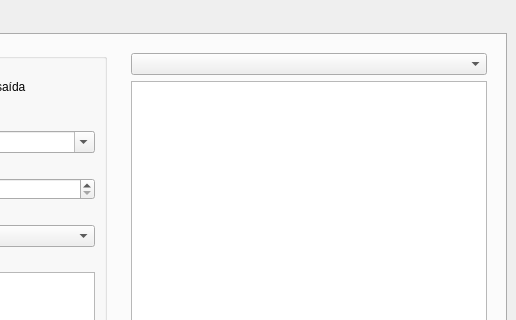
The window that resources/uiFiles/Matriculas.ui (iagoofelipe/Unit-controle-financeiro) describes before a commit, drawn with Qt 5; both pictures show x 384 to 900 and y 0 to 320 of the 900 by 700 pixel window.
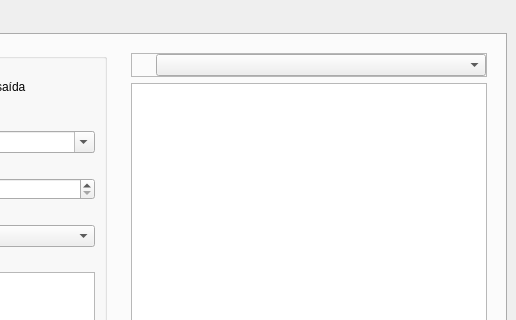
The same window after the commit. Icons and pictures are not drawn.

The edit to the form file:
```diff
--- a/resources/uiFiles/Matriculas.ui
+++ b/resources/uiFiles/Matriculas.ui
@@ -297,7 +297,55 @@
             <widget class="QWidget" name="widget_8" native="true">
              <layout class="QVBoxLayout" name="verticalLayout_4">
               <item>
-               <widget class="QComboBox" name="reg_mes_filtro"/>
+               <widget class="QFrame" name="frame_2">
+                <property name="frameShape">
+                 <enum>QFrame::StyledPanel</enum>
+                </property>
+                <property name="frameShadow">
+                 <enum>QFrame::Raised</enum>
+                </property>
+                <layout class="QHBoxLayout" name="horizontalLayout_2">
+                 <property name="spacing">
+                  <number>5</number>
+                 </property>
+                 <property name="leftMargin">
+                  <number>0</number>
+                 </property>
+                 <property name="topMargin">
+                  <number>0</number>
+                 </property>
+                 <property name="rightMargin">
+                  <number>0</number>
+                 </property>
+                 <property name="bottomMargin">
+                  <number>0</number>
+                 </property>
+                 <item>
+                  <widget class="QPushButton" name="reg_btn_atualizar">
+                   <property name="maximumSize">
+                    <size>
+                     <width>19</width>
+                     <height>16777215</height>
+                    </size>
+                   </property>
+                   <property name="styleSheet">
+                    <string notr="true">border:0;</string>
+                   </property>
+                   <property name="text">
+                    <string/>
+                   </property>
+                   <property name="icon">
+                    <iconset>
+                     <normalon>:/matriculas/img/recarregar.png</normalon>
+                    </iconset>
+                   </property>
+                  </widget>
+                 </item>
+                 <item>
+                  <widget class="QComboBox" name="reg_mes_filtro"/>
+                 </item>
+                </layout>
+               </widget>
               </item>
               <item>
                <widget class="QTableWidget" name="reg_table">
```
